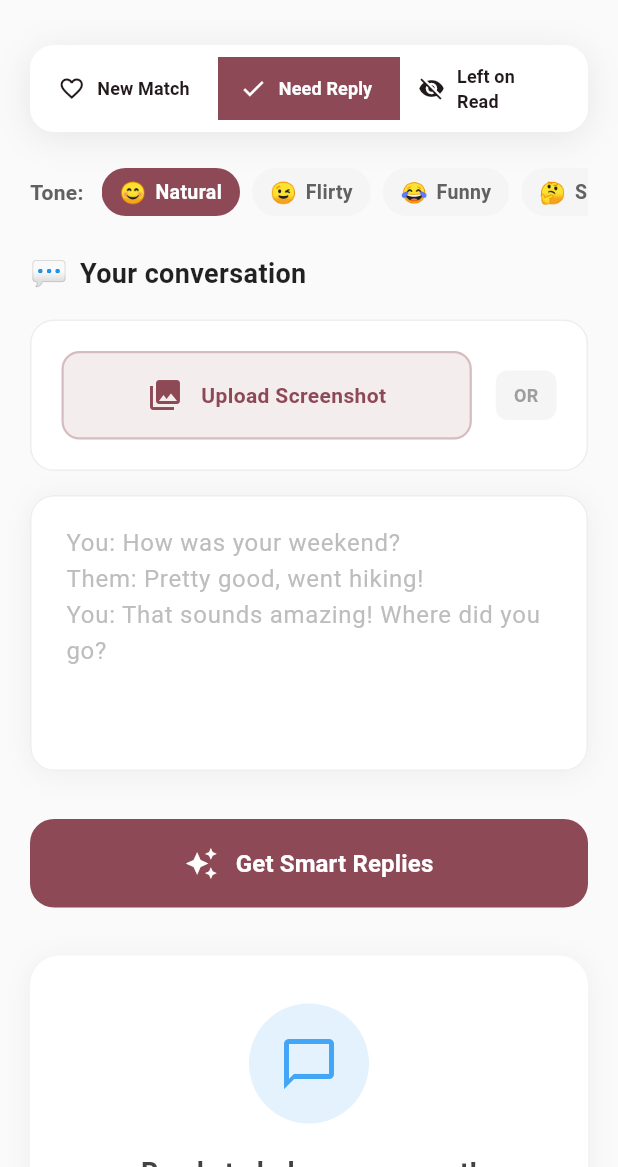
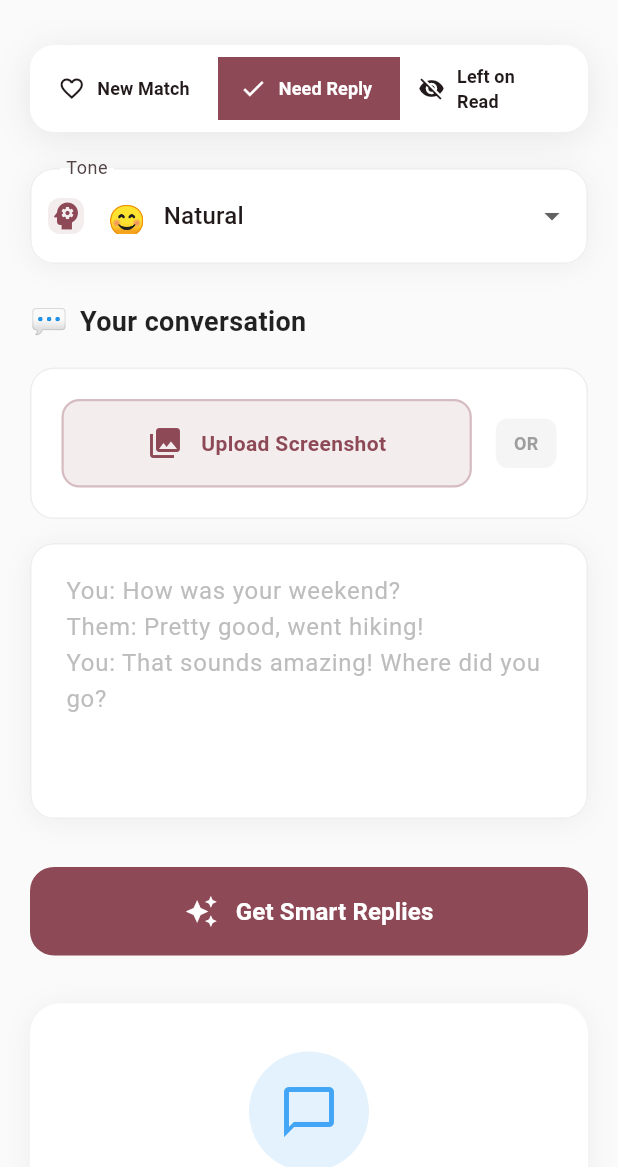
Before and after one commit to attreyabhatt/tryagaintext, a Flutter app: the screen it shows after launch, on a phone screen of 412 x 824 dp, the part 69-1236 px from its top. Run offline on Flutter 3.47's test engine with Material 3 defaults, Android fonts, the phone set to English and light mode, and no system bars; our stand-ins replace image_picker, shared_preferences; accounts and stored records are empty.

Commit message:
changed tone UI + added touch to credits

```diff
--- a/lib/views/screens/conversations_screen.dart
+++ b/lib/views/screens/conversations_screen.dart
@@ -515,9 +515,17 @@ class _ConversationsScreenState extends State<ConversationsScreen>
         actions: [
           // Credits display
           if (_isLoggedIn) ...[
-            Container(
+            GestureDetector(
+              onTap: () {
+                HapticFeedback.lightImpact(); // Optional: adds tactile feedback
+                _navigateToPricing();
+              },
+              child: Container(
                 margin: const EdgeInsets.symmetric(horizontal: 8),
-              padding: const EdgeInsets.symmetric(horizontal: 12, vertical: 6),
+                padding: const EdgeInsets.symmetric(
+                  horizontal: 12,
+                  vertical: 6,
+                ),
                 decoration: BoxDecoration(
                   color: theme.primaryColor.withValues(alpha: 0.1),
                   borderRadius: BorderRadius.circular(20),
@@ -528,7 +536,11 @@ class _ConversationsScreenState extends State<ConversationsScreen>
                 child: Row(
                   mainAxisSize: MainAxisSize.min,
                   children: [
-                  Icon(Icons.credit_card, size: 16, color: theme.primaryColor),
+                    Icon(
+                      Icons.credit_card,
+                      size: 16,
+                      color: theme.primaryColor,
+                    ),
                     const SizedBox(width: 4),
                     Text(
                       '$_chatCredits',
@@ -538,7 +550,9 @@ class _ConversationsScreenState extends State<ConversationsScreen>
                         fontSize: 14,
                       ),
                     ),
-                ],
+                    const SizedBox(width: 4),
+                  ],
+                ),
               ),
             ),
           ],
@@ -838,39 +852,101 @@ class _ConversationsScreenState extends State<ConversationsScreen>
 
               const SizedBox(height: 24),
 
-              // Tone Selector - Only show for "Need Reply" situation
+              // Alternative: Dropdown style tone selector
               if (_situation == 'stuck_after_reply') ...[
-                Row(
-                  children: [
-                    Text(
-                      'Tone:',
-                      style: TextStyle(
-                        fontSize: 14,
-                        fontWeight: FontWeight.w600,
-                        color: Colors.grey[700],
-                      ),
-                    ),
-                    const SizedBox(width: 12),
-                    Expanded(
-                      child: SingleChildScrollView(
-                        scrollDirection: Axis.horizontal,
+                Container(
+                  decoration: BoxDecoration(
+                    color: Colors.white,
+                    borderRadius: BorderRadius.circular(16),
+                    boxShadow: [
+                      BoxShadow(
+                        color: Colors.black.withValues(alpha: 0.05),
+                        blurRadius: 15,
+                        offset: const Offset(0, 2),
+                      ),
+                    ],
+                  ),
+                  child: DropdownButtonFormField<String>(
+                    initialValue: _selectedTone,
+                    decoration: InputDecoration(
+                      labelText: 'Tone',
+                      prefixIcon: Container(
+                        margin: const EdgeInsets.all(12),
+                        decoration: BoxDecoration(
+                          color: theme.primaryColor.withValues(alpha: 0.1),
+                          borderRadius: BorderRadius.circular(8),
+                        ),
+                        child: Icon(
+                          Icons.psychology,
+                          color: theme.primaryColor,
+                        ),
+                      ),
+                      border: OutlineInputBorder(
+                        borderRadius: BorderRadius.circular(16),
+                        borderSide: BorderSide.none,
+                      ),
+                      filled: true,
+                      fillColor: Colors.white,
+                      contentPadding: const EdgeInsets.all(20),
+                    ),
+                    items: const [
+                      DropdownMenuItem(
+                        value: 'Natural',
                         child: Row(
                           children: [
-                            _buildCompactToneChip('Natural', '😊'),
-                            const SizedBox(width: 8),
-                            _buildCompactToneChip('Flirty', '😉'),
-                            const SizedBox(width: 8),
-                            _buildCompactToneChip('Funny', '😂'),
-                            const SizedBox(width: 8),
-                            _buildCompactToneChip('Serious', '🤔'),
-                          ],
-                        ),
-                      ),
-                    ),
-                  ],
+                            Text('😊', style: TextStyle(fontSize: 20)),
+                            SizedBox(width: 12),
+                            Text('Natural'),
+                          ],
+                        ),
+                      ),
+                      DropdownMenuItem(
+                        value: 'Flirty',
+                        child: Row(
+                          children: [
+                            Text('😉', style: TextStyle(fontSize: 20)),
+                            SizedBox(width: 12),
+                            Text('Flirty'),
+                          ],
+                        ),
+                      ),
+                      DropdownMenuItem(
+                        value: 'Funny',
+                        child: Row(
+                          children: [
+                            Text('😂', style: TextStyle(fontSize: 20)),
+                            SizedBox(width: 12),
+                            Text('Funny'),
+                          ],
+                        ),
+                      ),
+                      DropdownMenuItem(
+                        value: 'Serious',
+                        child: Row(
+                          children: [
+                            Text('🤔', style: TextStyle(fontSize: 20)),
+                            SizedBox(width: 12),
+                            Text('Serious'),
+                          ],
+                        ),
+                      ),
+                    ],
+                    onChanged: (value) {
+                      if (value != null) {
+                        setState(() {
+                          _selectedTone = value;
+                          _suggestions = [];
+                          _errorMessage = null;
+                          _animationController.reset();
+                        });
+                      }
+                    },
+                  ),
                 ),
                 const SizedBox(height: 24),
               ],
+
+              // You can also remove the _buildCompactToneChip method since it's no longer needed
 
               // Input Section
               if (_situation == 'just_matched') ...[
@@ -1511,44 +1587,6 @@ class _ConversationsScreenState extends State<ConversationsScreen>
     );
   }
 
-  Widget _buildCompactToneChip(String tone, String emoji) {
-    final isSelected = _selectedTone == tone;
-    final theme = Theme.of(context);
-
-    return GestureDetector(
-      onTap: () {
-        setState(() {
-          _selectedTone = tone;
-          _suggestions = [];
-          _errorMessage = null;
-          _animationController.reset();
-        });
-      },
-      child: Container(
-        padding: const EdgeInsets.symmetric(horizontal: 12, vertical: 6),
-        decoration: BoxDecoration(
-          color: isSelected ? theme.primaryColor : Colors.grey[100],
-          borderRadius: BorderRadius.circular(20),
-        ),
-        child: Row(
-          mainAxisSize: MainAxisSize.min,
-          children: [
-            Text(emoji, style: const TextStyle(fontSize: 14)),
-            const SizedBox(width: 6),
-            Text(
-              tone,
-              style: TextStyle(
-                fontSize: 13,
-                fontWeight: FontWeight.w600,
-                color: isSelected ? Colors.white : Colors.grey[700],
-              ),
-            ),
-          ],
-        ),
-      ),
-    );
-  }
-
   Color _getConfidenceColor(double confidence) {
     if (confidence >= 0.8) return Colors.green[600]!;
     if (confidence >= 0.6) return Colors.orange[600]!;
```
Lines whose indentation alone changed are shown as unchanged.
